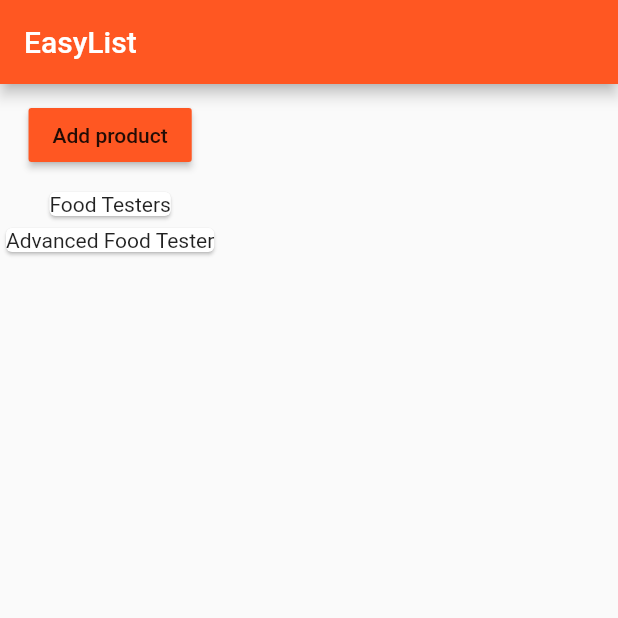
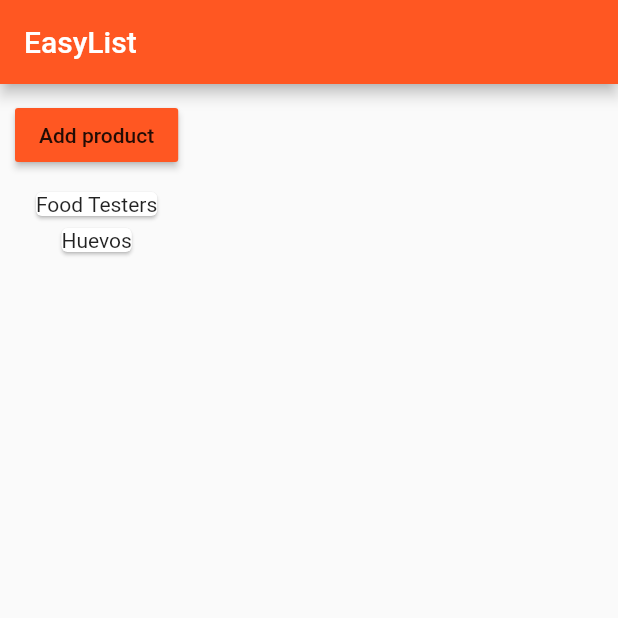
Before and after one commit to oscarlolero/ecmex-mobile-app, a Flutter app: the screen it shows after launch, after a tap on "Add product", on a phone screen of 412 x 824 dp, the top half of it. Run offline on Flutter 3.47's test engine with Material 2 defaults, Android fonts, the phone set to English and light mode, and no system bars.

Commit message:
End section 2

```diff
--- a/lib/main.dart
+++ b/lib/main.dart
@@ -20,7 +20,7 @@ class MyApp extends StatelessWidget {
       ),
       home: Scaffold(
         appBar: AppBar(title: Text('EasyList')),
-        body: ProductManager('Food Testers'),
+        body: ProductManager(startingProduct: 'Food Testers'),
       ),
     );
   }
--- /dev/null
+++ b/lib/product_control.dart
@@ -0,0 +1,19 @@
+import 'package:flutter/material.dart';
+
+class ProductControl extends StatelessWidget {
+  final Function addProduct; //store reference of a func
+
+
+  ProductControl(this.addProduct);
+
+  @override
+  Widget build(BuildContext context) {
+    return RaisedButton(
+      color: Theme.of(context).primaryColor,
+      onPressed: () {
+        addProduct('Huevos');
+      },
+      child: Text('Add product'),
+    );
+  }
+}
--- a/lib/product_manager.dart
+++ b/lib/product_manager.dart
@@ -1,10 +1,13 @@
 import 'package:flutter/material.dart';
 
 import './products.dart';
+import './product_control.dart';
 
-class ProductManager extends StatefulWidget { //aqui no se puede manejar datos internos
+class ProductManager extends StatefulWidget {
+  //aqui no se puede manejar datos internos
   final String startingProduct;
-  ProductManager(this.startingProduct) {
+
+  ProductManager({this.startingProduct = 'Sweets Tester'}) {
     print('ProductManager Widged Constructor');
   }
 
@@ -16,14 +19,17 @@ class ProductManager extends StatefulWidget { //aqui no se puede manejar datos i
   }
 }
 
-class _ProductManagerState extends State<ProductManager> { //aqui se pueden manejar datos internos
-  List<String> _products = []; //array
-
+class _ProductManagerState extends State<ProductManager> {
+  //aqui se pueden manejar datos internos
+  final List<String> _products = []; //array igual que js, no se podria hacer _products = ['asdas'] pero si metodos como add, si no se usa const para que ni el add te deje
+  //con static seria  final List<String> _products = const [];
   @override
-  void initState() {//corre antes del build
+  void initState() {
+    //corre antes del build
     print('ProductManager State  initState');
     super.initState();
-    _products.add(widget.startingProduct);//asi es como se tiene que inicializar
+    _products
+        .add(widget.startingProduct); //asi es como se tiene que inicializar
   }
 
   @override
@@ -32,21 +38,19 @@ class _ProductManagerState extends State<ProductManager> { //aqui se pueden mane
     super.didUpdateWidget(oldWidget);
   }
 
+  void _addProduct(String product) {
+    setState(() {
+      _products.add(product);
+    });
+  }
+
   @override
   Widget build(BuildContext context) {
     print('ProductManager State  build');
     return Column(children: <Widget>[
       Container(
         margin: EdgeInsets.all(10.0),
-        child: RaisedButton(
-          color: Theme.of(context).primaryColor,
-          onPressed: () {
-            setState(() {
-              _products.add('Advanced Food Tester');
-            });
-          },
-          child: Text('Add product'),
-        ),
+        child: ProductControl(_addProduct)
       ),
       Products(_products)
     ]);
--- a/lib/products.dart
+++ b/lib/products.dart
@@ -3,7 +3,7 @@ import 'package:flutter/material.dart';
 class Products extends StatelessWidget {
   final List<String> products; //con final, products solo se puede cambiar desde afuera, no desde adentro
 
-  Products(this.products) { //constructor, shortcut, recibe y asigna propiedad a products
+  Products([this.products = const []]) { //constructor, shortcut, recibe y asigna propiedad a products
     print('Products Widged Constructor');
   }
 
```
